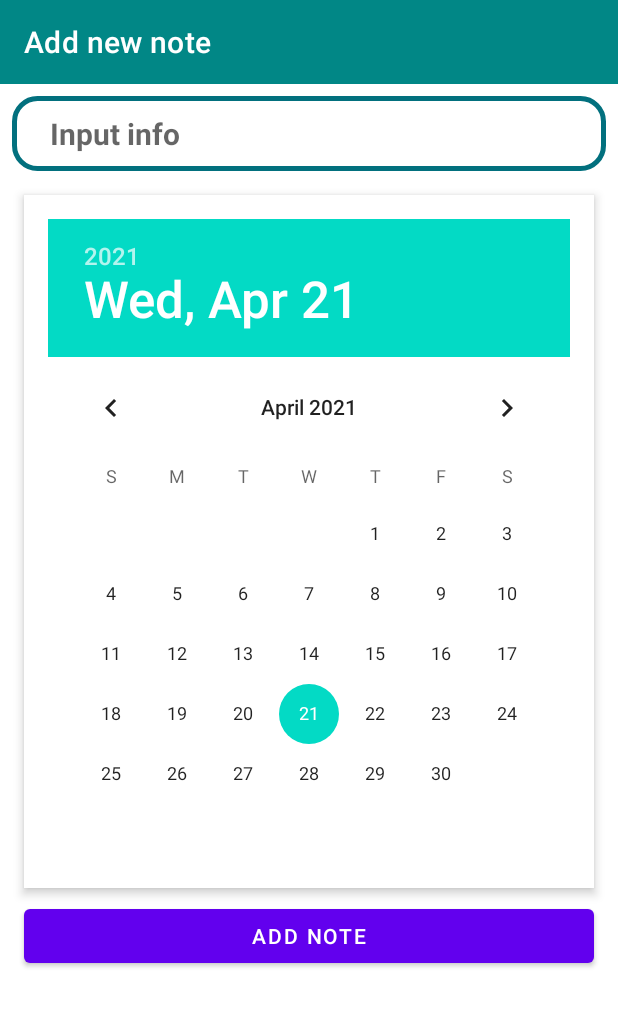
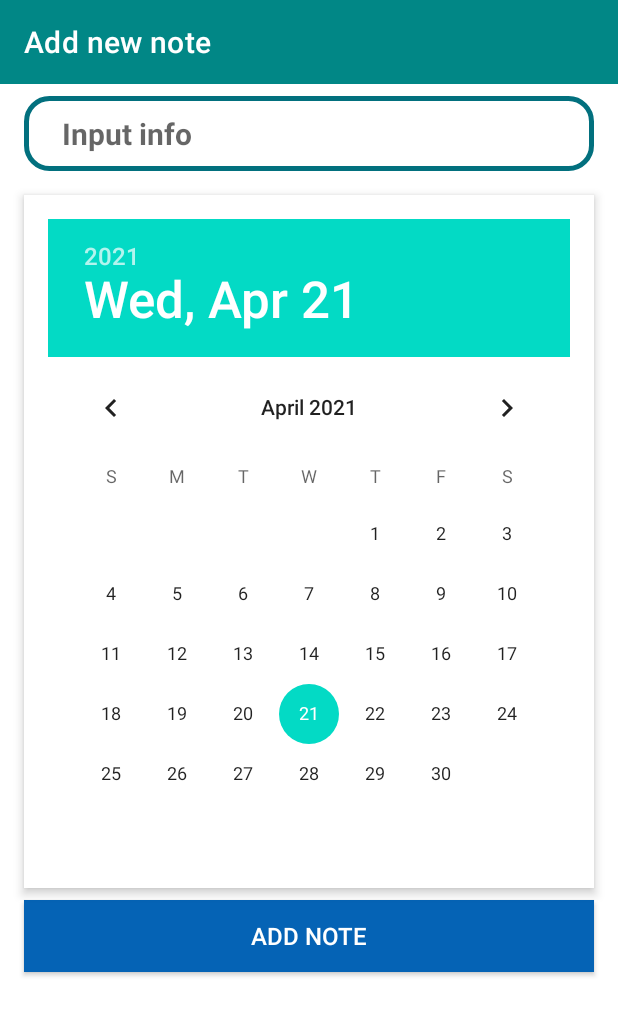
Before and after one commit to novichenkoAlexander/teachMeSkillsAndroidKotlin, an Android app: the NoteFragment screen opened through its navigation route, on a phone screen of 412 x 824 dp. Shown: the top 1016 px of the screen. Run offline under Robolectric (Android 15) with nearby library versions, the phone set to English and light mode, and no system bars; libraries missing offline, so code that uses them is left out: by.kirich1409.viewbindingdelegate; 5 statements that could not run were skipped.

Commit message:
print user's name in toolbar

```diff
--- a/app/src/main/java/io/techmeskills/an02onl_plannerapp/screen/main/MainViewModel.kt
+++ b/app/src/main/java/io/techmeskills/an02onl_plannerapp/screen/main/MainViewModel.kt
@@ -24,7 +24,7 @@ class MainViewModel(
         }
     }
 
-    fun logOut(){
+    fun logOut() {
         launch {
             usersRepository.logout()
         }
--- a/app/src/main/java/io/techmeskills/an02onl_plannerapp/screen/main/models/User.kt
+++ b/app/src/main/java/io/techmeskills/an02onl_plannerapp/screen/main/models/User.kt
@@ -1,10 +1,13 @@
 package io.techmeskills.an02onl_plannerapp.screen.main.models
 
+import android.os.Parcelable
 import androidx.room.ColumnInfo
 import androidx.room.Entity
 import androidx.room.Index
 import androidx.room.PrimaryKey
+import kotlinx.parcelize.Parcelize
 
+@Parcelize
 @Entity(tableName = "users", indices = [Index(value = ["name"], unique = true)])
 class User(
     @PrimaryKey(autoGenerate = true)
@@ -16,4 +19,4 @@ class User(
 
     @ColumnInfo(name = "password")
     val password: String
-)
+) : Parcelable
--- a/app/src/main/res/layout/fragment_main.xml
+++ b/app/src/main/res/layout/fragment_main.xml
@@ -45,8 +45,8 @@
         android:id="@+id/ivLogOut"
         android:layout_width="40dp"
         android:layout_height="40dp"
-        android:paddingEnd="8dp"
-        android:src="@drawable/logout"
+        android:layout_marginEnd="10dp"
+        android:src="@drawable/ic_log_out"
         app:layout_constraintBottom_toBottomOf="@+id/toolbar"
         app:layout_constraintEnd_toEndOf="parent"
         app:layout_constraintTop_toTopOf="@+id/toolbar" />
--- a/app/src/main/res/layout/fragment_note.xml
+++ b/app/src/main/res/layout/fragment_note.xml
@@ -20,7 +20,8 @@
         android:id="@+id/etInfo"
         android:layout_width="match_parent"
         android:layout_height="50dp"
-        android:layout_margin="8dp"
+        android:layout_marginVertical="8dp"
+        android:layout_marginHorizontal="16dp"
         android:background="@drawable/et_shape"
         android:hint="@string/editTextHint"
         android:maxHeight="100dp"
@@ -34,24 +35,27 @@
 
     <DatePicker
         android:id="@+id/dataPicker"
-        android:layout_width="0dp"
+        android:layout_width="match_parent"
         android:layout_height="wrap_content"
+        android:layout_margin="16dp"
         android:background="@color/white"
-        android:layout_margin="16dp"
+        android:elevation="4dp"
         android:padding="16dp"
-        android:elevation="4dp"
+        app:layout_constraintBottom_toTopOf="@id/btnConfirm"
         app:layout_constraintEnd_toEndOf="parent"
         app:layout_constraintStart_toStartOf="parent"
-        app:layout_constraintTop_toBottomOf="@+id/etInfo"
-        app:layout_constraintBottom_toTopOf="@id/btnConfirm"/>
+        app:layout_constraintTop_toBottomOf="@+id/etInfo" />
 
-    <Button
+    <androidx.appcompat.widget.AppCompatButton
         android:id="@+id/btnConfirm"
         android:layout_width="match_parent"
         android:layout_height="wrap_content"
         android:layout_marginHorizontal="16dp"
         android:layout_marginTop="8dp"
+        android:background="@color/loginScreenBtnColor"
         android:text="@string/confirmBtnText"
+        android:textColor="@color/white"
+        android:textSize="16sp"
         app:layout_constraintEnd_toEndOf="parent"
         app:layout_constraintStart_toStartOf="parent"
         app:layout_constraintTop_toBottomOf="@id/dataPicker" />
--- a/app/src/main/res/navigation/navigation.xml
+++ b/app/src/main/res/navigation/navigation.xml
@@ -41,6 +41,10 @@
             app:destination="@+id/loginScreenFragment"
             app:popUpTo="@+id/nav_graph"
             app:popUpToInclusive="true" />
+        <argument
+            android:name="user"
+            app:argType="io.techmeskills.an02onl_plannerapp.screen.main.models.User"
+            app:nullable="false" />
     </fragment>
 
     <fragment
--- a/app/src/main/res/values/themes.xml
+++ b/app/src/main/res/values/themes.xml
@@ -13,4 +13,5 @@
         <item name="android:windowLightNavigationBar" tools:targetApi="o_mr1">true</item>
         <item name="android:windowLightStatusBar">true</item>
     </style>
+
 </resources>
```
Also changed, not shown: app/src/main/java/io/techmeskills/an02onl_plannerapp/screen/main/LoginScreenFragment.kt (+9 -1 lines), app/src/main/java/io/techmeskills/an02onl_plannerapp/screen/main/LoginScreenViewModel.kt (+7 -10 lines), app/src/main/java/io/techmeskills/an02onl_plannerapp/screen/main/MainFragment.kt (+9 -0 lines), app/src/main/java/io/techmeskills/an02onl_plannerapp/screen/main/repositories/UsersRepository.kt (+5 -6 lines), app/src/main/res/layout/fragment_login.xml (+9 -7 lines), app/src/main/res/values/strings.xml (+7 -0 lines), app/src/main/res/drawable-hdpi/ic_log_out.png (added), app/src/main/res/drawable-mdpi/ic_log_out.png (added), app/src/main/res/drawable-xhdpi/ic_log_out.png (added), app/src/main/res/drawable-xxhdpi/ic_log_out.png (added), app/src/main/res/drawable-xxxhdpi/ic_log_out.png (added).
